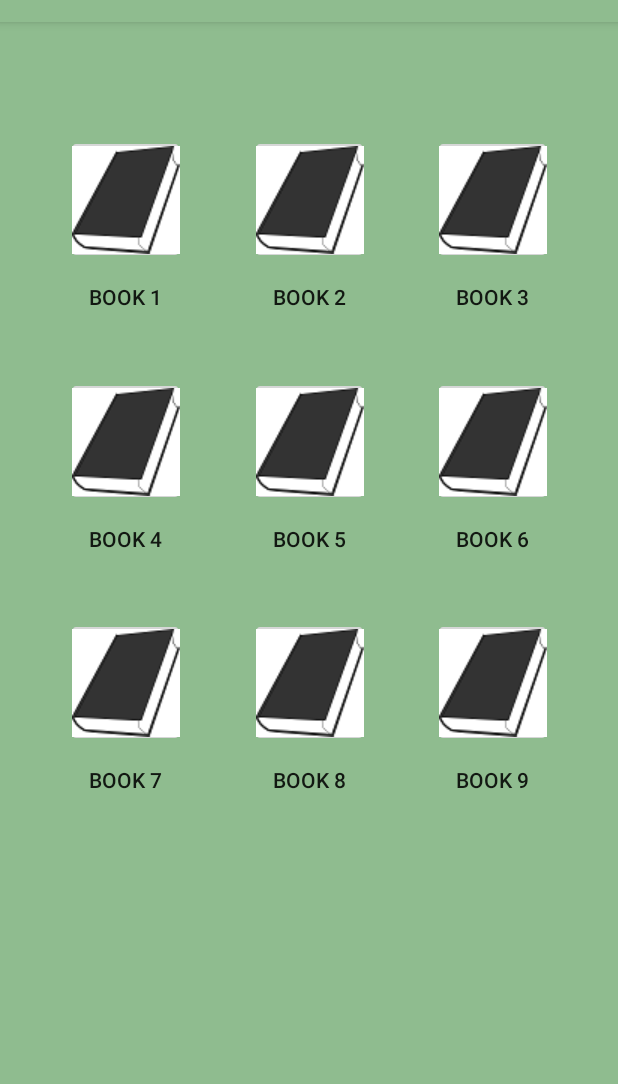
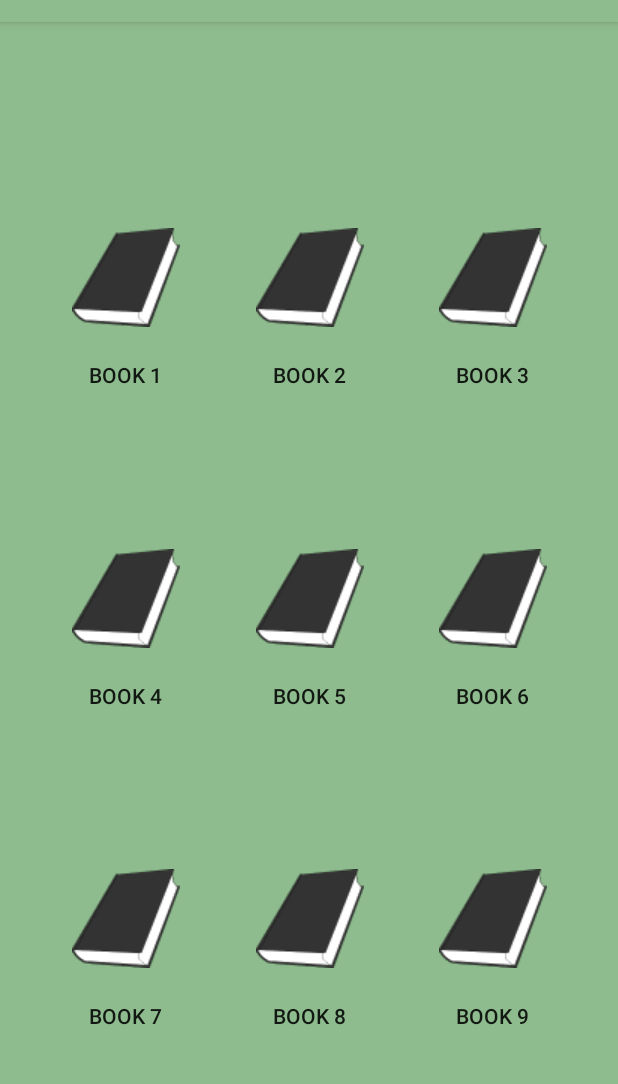
Before and after one commit to alprael/ReadWithoutMe, an Android app: the screen it shows after launch (BookActivity), on a phone screen of 412 x 824 dp, the part 62-1146 px from its top. Run offline under Robolectric (Android 15) with nearby library versions, the phone set to English and light mode, and no system bars.

Commit message:
fixed activity layout and included book images

```diff
--- a/app/src/main/res/layout/activity_book.xml
+++ b/app/src/main/res/layout/activity_book.xml
@@ -8,116 +8,6 @@
   android:background="@color/colorPrimary"
   tools:context=".BookActivity">
 
-  <ImageButton
-    android:id="@+id/imageButton1"
-    android:layout_width="78dp"
-    android:layout_height="86dp"
-    app:layout_constraintBottom_toTopOf="@+id/imageButton4"
-    app:layout_constraintEnd_toStartOf="@+id/imageButton2"
-    app:layout_constraintHorizontal_bias="0.5"
-    app:layout_constraintStart_toStartOf="parent"
-    app:layout_constraintTop_toTopOf="parent"
-    app:srcCompat="@drawable/bookimg"/>
-  <ImageButton
-    android:id="@+id/imageButton2"
-    android:layout_width="78dp"
-    android:layout_height="86dp"
-    app:layout_constraintBottom_toTopOf="@+id/imageButton5"
-    app:layout_constraintEnd_toStartOf="@+id/imageButton3"
-    app:layout_constraintHorizontal_bias="0.5"
-    app:layout_constraintStart_toEndOf="@+id/imageButton1"
-    app:layout_constraintTop_toTopOf="parent"
-    app:srcCompat="@drawable/bookimg"/>
-  <ImageButton
-    android:id="@+id/imageButton3"
-    android:layout_width="78dp"
-    android:layout_height="86dp"
-    android:src="@drawable/bookimg"
-    app:layout_constraintBottom_toTopOf="@+id/imageButton6"
-    app:layout_constraintEnd_toEndOf="parent"
-    app:layout_constraintHorizontal_bias="0.5"
-    app:layout_constraintStart_toEndOf="@+id/imageButton2"
-    app:layout_constraintTop_toTopOf="parent"/>
-  <ImageButton
-    android:id="@+id/imageButton4"
-    android:layout_width="78dp"
-    android:layout_height="86dp"
-    android:src="@drawable/bookimg"
-    app:layout_constraintBottom_toTopOf="@+id/imageButton7"
-    app:layout_constraintEnd_toStartOf="@+id/imageButton5"
-    app:layout_constraintHorizontal_bias="0.5"
-    app:layout_constraintStart_toStartOf="parent"
-    app:layout_constraintTop_toBottomOf="@+id/imageButton1"/>
-  <ImageButton
-    android:id="@+id/imageButton5"
-    android:layout_width="78dp"
-    android:layout_height="86dp"
-    android:src="@drawable/bookimg"
-    app:layout_constraintBottom_toTopOf="@+id/imageButton8"
-    app:layout_constraintEnd_toStartOf="@+id/imageButton6"
-    app:layout_constraintHorizontal_bias="0.5"
-    app:layout_constraintStart_toEndOf="@+id/imageButton4"
-    app:layout_constraintTop_toBottomOf="@+id/imageButton2"/>
-  <ImageButton
-    android:id="@+id/imageButton6"
-    android:layout_width="78dp"
-    android:layout_height="86dp"
-    android:src="@drawable/bookimg"
-    app:layout_constraintBottom_toTopOf="@+id/imageButton9"
-    app:layout_constraintEnd_toEndOf="parent"
-    app:layout_constraintHorizontal_bias="0.5"
-    app:layout_constraintStart_toEndOf="@+id/imageButton5"
-    app:layout_constraintTop_toBottomOf="@+id/imageButton3"/>
-  <ImageButton
-    android:id="@+id/imageButton7"
-    android:layout_width="78dp"
-    android:layout_height="86dp"
-    android:layout_marginBottom="8dp"
-    android:src="@drawable/bookimg"
-    app:layout_constraintBottom_toTopOf="@+id/guideline3"
-    app:layout_constraintEnd_toStartOf="@+id/imageButton8"
-    app:layout_constraintHorizontal_bias="0.5"
-    app:layout_constraintStart_toStartOf="parent"
-    app:layout_constraintTop_toBottomOf="@+id/imageButton4"/>
-  <ImageButton
-    android:id="@+id/imageButton8"
-    android:layout_width="78dp"
-    android:layout_height="86dp"
-    android:layout_marginBottom="8dp"
-    android:src="@drawable/bookimg"
-    app:layout_constraintBottom_toTopOf="@+id/guideline3"
-    app:layout_constraintEnd_toStartOf="@+id/imageButton9"
-    app:layout_constraintHorizontal_bias="0.5"
-    app:layout_constraintStart_toEndOf="@+id/imageButton7"
-    app:layout_constraintTop_toBottomOf="@+id/imageButton5"/>
-  <ImageButton
-    android:id="@+id/imageButton9"
-    android:layout_width="78dp"
-    android:layout_height="86dp"
-    android:layout_marginBottom="8dp"
-    android:src="@drawable/bookimg"
-    app:layout_constraintBottom_toTopOf="@+id/guideline3"
-    app:layout_constraintEnd_toEndOf="parent"
-    app:layout_constraintHorizontal_bias="0.5"
-    app:layout_constraintStart_toEndOf="@+id/imageButton8"
-    app:layout_constraintTop_toBottomOf="@+id/imageButton6"/>
-  "/>
-  <android.support.constraint.Guideline
-    android:id="@+id/guideline2"
-    android:layout_width="wrap_content"
-    android:layout_height="wrap_content"
-    android:orientation="vertical"
-    app:layout_constraintGuide_begin="358dp"/>
-  <android.support.constraint.Guideline
-    android:id="@+id/guideline3"
-    android:layout_width="wrap_content"
-    android:layout_height="wrap_content"
-    android:orientation="horizontal"
-    app:layout_constraintGuide_begin="567dp"/>
-  <android.support.constraint.Group
-    android:id="@+id/group"
-    android:layout_width="wrap_content"
-    android:layout_height="wrap_content"/>
   <Button
     android:id="@+id/button1"
     style="@style/Widget.AppCompat.Button.Borderless"
@@ -155,16 +45,16 @@
     app:layout_constraintTop_toBottomOf="@+id/imageButton3"
     app:layout_constraintVertical_bias="0.0"/>
   <Button
-    android:id="@+id/button4"
+    android:id="@+id/button6"
     style="@style/Widget.AppCompat.Button.Borderless"
     android:layout_width="78dp"
     android:layout_height="44dp"
-    android:text="Book 4"
-    app:layout_constraintBottom_toTopOf="@+id/imageButton7"
-    app:layout_constraintEnd_toStartOf="@+id/button5"
+    android:text="Book 6"
+    app:layout_constraintBottom_toTopOf="@+id/imageButton9"
+    app:layout_constraintEnd_toEndOf="parent"
     app:layout_constraintHorizontal_bias="0.5"
-    app:layout_constraintStart_toStartOf="parent"
-    app:layout_constraintTop_toBottomOf="@+id/imageButton4"
+    app:layout_constraintStart_toEndOf="@+id/button5"
+    app:layout_constraintTop_toBottomOf="@+id/imageButton6"
     app:layout_constraintVertical_bias="0.0"/>
   <Button
     android:id="@+id/button5"
@@ -179,16 +69,16 @@
     app:layout_constraintTop_toBottomOf="@+id/imageButton5"
     app:layout_constraintVertical_bias="0.0"/>
   <Button
-    android:id="@+id/button6"
+    android:id="@+id/button4"
     style="@style/Widget.AppCompat.Button.Borderless"
     android:layout_width="78dp"
     android:layout_height="44dp"
-    android:text="Book 6"
-    app:layout_constraintBottom_toTopOf="@+id/imageButton9"
-    app:layout_constraintEnd_toEndOf="parent"
+    android:text="Book 4"
+    app:layout_constraintBottom_toTopOf="@+id/imageButton7"
+    app:layout_constraintEnd_toStartOf="@+id/button5"
     app:layout_constraintHorizontal_bias="0.5"
-    app:layout_constraintStart_toEndOf="@+id/button5"
-    app:layout_constraintTop_toBottomOf="@+id/imageButton6"
+    app:layout_constraintStart_toStartOf="parent"
+    app:layout_constraintTop_toBottomOf="@+id/imageButton4"
     app:layout_constraintVertical_bias="0.0"/>
   <Button
     android:id="@+id/button7"
@@ -226,5 +116,106 @@
     app:layout_constraintStart_toEndOf="@+id/button8"
     app:layout_constraintTop_toBottomOf="@+id/imageButton9"
     app:layout_constraintVertical_bias="0.0"/>
+  <ImageButton
+    android:id="@+id/imageButton1"
+    android:layout_width="78dp"
+    android:layout_height="86dp"
+    android:adjustViewBounds="false"
+    android:background="@null"
+    android:cropToPadding="false"
+    app:layout_constraintBottom_toTopOf="@+id/imageButton4"
+    app:layout_constraintEnd_toStartOf="@+id/imageButton2"
+    app:layout_constraintHorizontal_bias="0.5"
+    app:layout_constraintStart_toStartOf="parent"
+    app:layout_constraintTop_toTopOf="parent"
+    app:srcCompat="@drawable/bookimg2"/>
+  <ImageButton
+    android:id="@+id/imageButton2"
+    android:layout_width="78dp"
+    android:layout_height="86dp"
+    android:background="@null"
+    app:layout_constraintBottom_toTopOf="@+id/imageButton5"
+    app:layout_constraintEnd_toStartOf="@+id/imageButton3"
+    app:layout_constraintHorizontal_bias="0.5"
+    app:layout_constraintStart_toEndOf="@+id/imageButton1"
+    app:layout_constraintTop_toTopOf="parent"
+    app:srcCompat="@drawable/bookimg2"/>
+  <ImageButton
+    android:id="@+id/imageButton3"
+    android:layout_width="78dp"
+    android:layout_height="86dp"
+    android:background="@null"
+    android:src="@drawable/bookimg2"
+    app:layout_constraintBottom_toTopOf="@+id/imageButton6"
+    app:layout_constraintEnd_toEndOf="parent"
+    app:layout_constraintHorizontal_bias="0.5"
+    app:layout_constraintStart_toEndOf="@+id/imageButton2"
+    app:layout_constraintTop_toTopOf="parent"/>
+  <ImageButton
+    android:id="@+id/imageButton4"
+    android:layout_width="78dp"
+    android:layout_height="86dp"
+    android:background="@null"
+    android:src="@drawable/bookimg2"
+    app:layout_constraintBottom_toTopOf="@+id/imageButton7"
+    app:layout_constraintEnd_toStartOf="@+id/imageButton5"
+    app:layout_constraintHorizontal_bias="0.5"
+    app:layout_constraintStart_toStartOf="parent"
+    app:layout_constraintTop_toBottomOf="@+id/imageButton1"/>
+  <ImageButton
+    android:id="@+id/imageButton5"
+    android:layout_width="78dp"
+    android:layout_height="86dp"
+    android:background="@null"
+    android:src="@drawable/bookimg2"
+    app:layout_constraintBottom_toTopOf="@+id/imageButton8"
+    app:layout_constraintEnd_toStartOf="@+id/imageButton6"
+    app:layout_constraintHorizontal_bias="0.5"
+    app:layout_constraintStart_toEndOf="@+id/imageButton4"
+    app:layout_constraintTop_toBottomOf="@+id/imageButton2"/>
+  <ImageButton
+    android:id="@+id/imageButton6"
+    android:layout_width="78dp"
+    android:layout_height="86dp"
+    android:background="@null"
+    android:src="@drawable/bookimg2"
+    app:layout_constraintBottom_toTopOf="@+id/imageButton9"
+    app:layout_constraintEnd_toEndOf="parent"
+    app:layout_constraintHorizontal_bias="0.5"
+    app:layout_constraintStart_toEndOf="@+id/imageButton5"
+    app:layout_constraintTop_toBottomOf="@+id/imageButton3"/>
+  <ImageButton
+    android:id="@+id/imageButton7"
+    android:layout_width="78dp"
+    android:layout_height="86dp"
+    android:background="@null"
+    android:src="@drawable/bookimg2"
+    app:layout_constraintBottom_toBottomOf="parent"
+    app:layout_constraintEnd_toStartOf="@+id/imageButton8"
+    app:layout_constraintHorizontal_bias="0.5"
+    app:layout_constraintStart_toStartOf="parent"
+    app:layout_constraintTop_toBottomOf="@+id/imageButton4"/>
+  <ImageButton
+    android:id="@+id/imageButton8"
+    android:layout_width="78dp"
+    android:layout_height="86dp"
+    android:background="@null"
+    android:src="@drawable/bookimg2"
+    app:layout_constraintBottom_toBottomOf="parent"
+    app:layout_constraintEnd_toStartOf="@+id/imageButton9"
+    app:layout_constraintHorizontal_bias="0.5"
+    app:layout_constraintStart_toEndOf="@+id/imageButton7"
+    app:layout_constraintTop_toBottomOf="@+id/imageButton5"/>
+  <ImageButton
+    android:id="@+id/imageButton9"
+    android:layout_width="78dp"
+    android:layout_height="86dp"
+    android:background="@null"
+    android:src="@drawable/bookimg2"
+    app:layout_constraintBottom_toBottomOf="parent"
+    app:layout_constraintEnd_toEndOf="parent"
+    app:layout_constraintHorizontal_bias="0.5"
+    app:layout_constraintStart_toEndOf="@+id/imageButton8"
+    app:layout_constraintTop_toBottomOf="@+id/imageButton6"/>
 
 </android.support.constraint.ConstraintLayout>
```
Also changed, not shown: app/src/main/res/drawable-v24/bookimg.png (deleted), app/src/main/res/drawable-v24/bookimg2.png (added).
